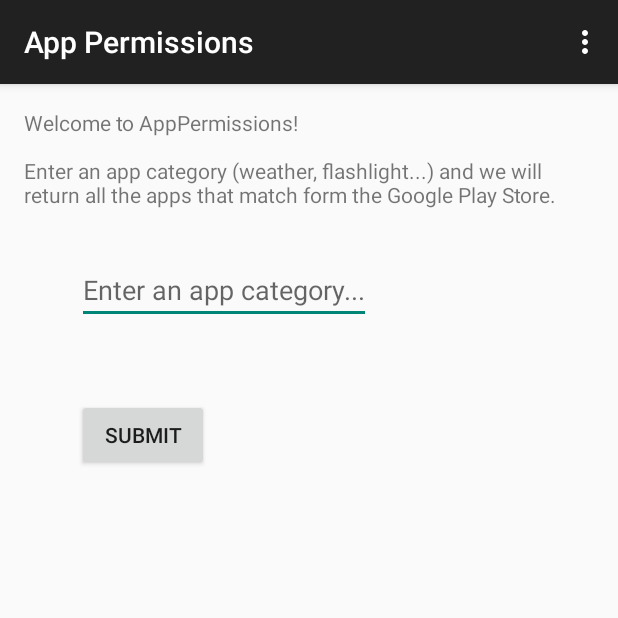
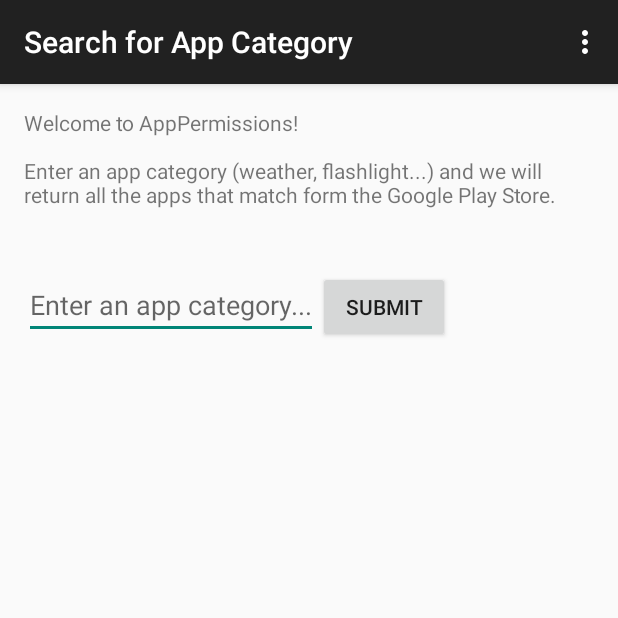
Before and after one commit to mellonball/AppPermissions, an Android app: the screen it shows after launch (MainActivity), on a phone screen of 412 x 824 dp, the top half of it. Run offline under Robolectric (Android 15) with nearby library versions, the phone set to English and light mode, and no system bars; 3 statements that could not run were skipped.

```diff
--- a/app/src/main/res/layout/activity_application_info.xml
+++ b/app/src/main/res/layout/activity_application_info.xml
@@ -13,6 +13,11 @@
         android:layout_height="wrap_content"
         android:orientation="vertical">
 
+        <ImageView
+            android:layout_width="?android:attr/listPreferredItemHeight"
+            android:layout_height="?android:attr/listPreferredItemHeight"
+            android:id="@+id/ivDetailIcon"/>
+
         <Button
             android:layout_width="fill_parent"
             android:layout_height="wrap_content"
--- a/app/src/main/res/layout/activity_main.xml
+++ b/app/src/main/res/layout/activity_main.xml
@@ -15,22 +15,19 @@
         android:layout_height="wrap_content"
         android:id="@+id/etcategory"
         android:hint="Enter an app category..."
+        android:layout_marginTop="41dp"
         android:layout_below="@+id/tvwelcome"
         android:layout_alignParentLeft="true"
-        android:layout_alignParentStart="true"
-        android:layout_marginLeft="35dp"
-        android:layout_marginStart="35dp"
-        android:layout_marginTop="31dp" />
+        android:layout_alignParentStart="true" />
 
     <Button
         android:layout_width="wrap_content"
         android:layout_height="wrap_content"
         android:text="Submit"
         android:id="@+id/btsubmit"
-        android:layout_marginTop="50dp"
-        android:layout_below="@+id/etcategory"
-        android:layout_alignLeft="@+id/etcategory"
-        android:layout_alignStart="@+id/etcategory" />
+        android:layout_alignTop="@+id/etcategory"
+        android:layout_toRightOf="@+id/etcategory"
+        android:layout_toEndOf="@+id/etcategory" />
 
 
 </RelativeLayout>
--- a/app/src/main/res/values/strings.xml
+++ b/app/src/main/res/values/strings.xml
@@ -1,5 +1,5 @@
 <resources>
-    <string name="app_name">App Permissions</string>
+    <string name="app_name">Search for App Category</string>
 
     <string name="welcome">Welcome to AppPermissions! \n\nEnter an app category (weather, flashlight...) and we will return all the apps that match form the Google Play Store.</string>
     <string name="action_settings">Settings</string>
```
Also changed, not shown: app/src/main/java/com/example/breezy/apppermissions/ApplicationInfoActivity.java (+12 -0 lines).
